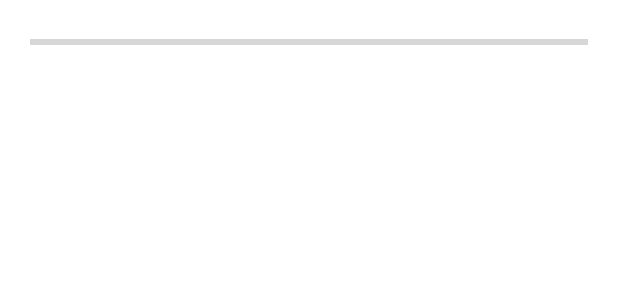
After one commit to claudiobahamondez/inventario, an Android app: the layout dialog_progress.xml on its own in the app's theme, with its tools: preview values and no code run, on a phone screen of 412 x 824 dp. The commit adds this screen. Shown: the top 300 px of the screen. Run offline under Robolectric (Android 15) with nearby library versions, the light colour scheme and no system bars; network calls fail.

Commit message:
Primer commit

```diff
--- a/app/build.gradle
+++ b/app/build.gradle
@@ -7,11 +7,11 @@ android {
     buildToolsVersion "32.0.0"
 
     defaultConfig {
-        applicationId "com.example.inventario"
+        applicationId "com.example.inventarioactive"
         minSdkVersion 16
         targetSdkVersion 32
         versionCode 1
-        versionName "1.0"
+        versionName "1.2"
 
         testInstrumentationRunner "androidx.test.runner.AndroidJUnitRunner"
         ndk {
--- a/app/src/main/res/layout/activity_verubicacion.xml
+++ b/app/src/main/res/layout/activity_verubicacion.xml
@@ -47,6 +47,7 @@
                         android:textSize="34sp"
                         android:textStyle="bold" />
 
+
                 </LinearLayout>
 
                 <LinearLayout
--- /dev/null
+++ b/app/src/main/res/layout/dialog_progress.xml
@@ -0,0 +1,23 @@
+<?xml version="1.0" encoding="utf-8"?>
+<LinearLayout xmlns:android="http://schemas.android.com/apk/res/android"
+    android:layout_width="match_parent"
+    android:layout_height="wrap_content"
+    android:orientation="vertical"
+    android:padding="20dp">
+
+    <ProgressBar
+        android:id="@+id/progressBar"
+        style="?android:attr/progressBarStyleHorizontal"
+        android:layout_width="match_parent"
+        android:layout_height="wrap_content"
+        android:progress="0"
+        android:max="100" />
+
+    <TextView
+        android:id="@+id/tvProgress"
+        android:layout_width="match_parent"
+        android:layout_height="wrap_content"
+        android:layout_marginTop="10dp"
+        android:gravity="center_horizontal"
+        android:textColor="#FFFFFF" />
+</LinearLayout>
```
Also changed, not shown: app/src/main/java/com/example/inventario/VerUbicacion.java (+57 -25 lines).
